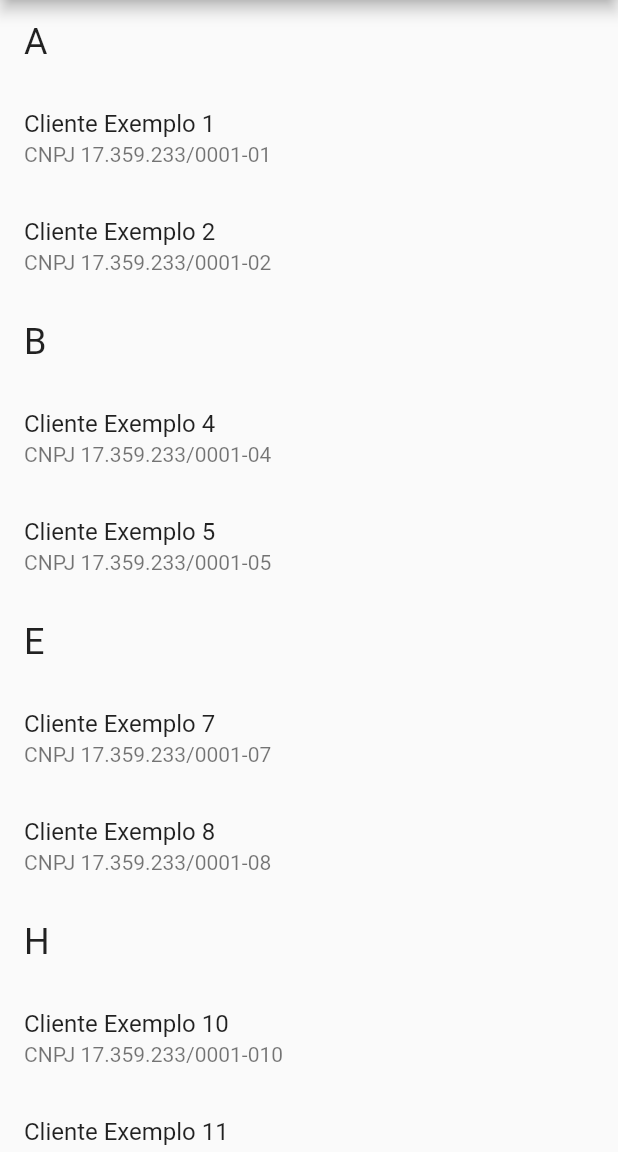
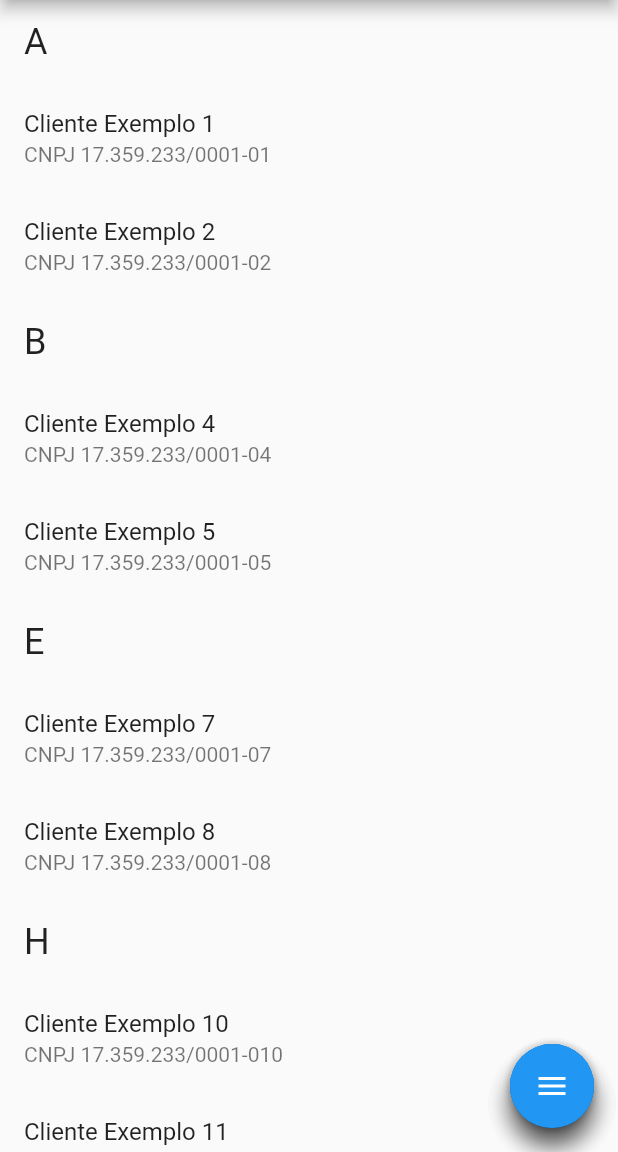
Before and after one commit to rumbleh/power_vendas_mobile, a Flutter app: the screen it shows after launch, after a tap on "Clientes", on a phone screen of 412 x 824 dp, the part 84-1236 px from its top. Run offline on Flutter 3.47's test engine with Material 2 defaults, Android fonts, the phone set to English and light mode, and no system bars.

Commit message:
Inclusão do FABbutton e adicionado a referencia do formbuilder no package.yaml

```diff
--- /dev/null
+++ b/lib/src/ui/fab.dart
@@ -0,0 +1,151 @@
+import 'package:flutter/material.dart';
+
+class FancyFab extends StatefulWidget {
+  final Function() onPressed;
+  final String tooltip;
+  final IconData icon;
+
+  FancyFab({this.onPressed, this.tooltip, this.icon});
+
+  @override
+  _FancyFabState createState() => _FancyFabState();
+}
+
+class _FancyFabState extends State<FancyFab>
+    with SingleTickerProviderStateMixin {
+  bool isOpened = false;
+  AnimationController _animationController;
+  Animation<Color> _buttonColor;
+  Animation<double> _animateIcon;
+  Animation<double> _translateButton;
+  Curve _curve = Curves.easeOut;
+  double _fabHeight = 56.0;
+
+  @override
+  initState() {
+    _animationController =
+    AnimationController(vsync: this, duration: Duration(milliseconds: 500))
+      ..addListener(() {
+        setState(() {});
+      });
+    _animateIcon =
+        Tween<double>(begin: 0.0, end: 1.0).animate(_animationController);
+    _buttonColor = ColorTween(
+      begin: Colors.blue,
+      end: Colors.red,
+    ).animate(CurvedAnimation(
+      parent: _animationController,
+      curve: Interval(
+        0.00,
+        1.00,
+        curve: Curves.linear,
+      ),
+    ));
+    _translateButton = Tween<double>(
+      begin: _fabHeight,
+      end: -14.0,
+    ).animate(CurvedAnimation(
+      parent: _animationController,
+      curve: Interval(
+        0.0,
+        0.75,
+        curve: _curve,
+      ),
+    ));
+    super.initState();
+  }
+
+  @override
+  dispose() {
+    _animationController.dispose();
+    super.dispose();
+  }
+
+  animate() {
+    if (!isOpened) {
+      _animationController.forward();
+    } else {
+      _animationController.reverse();
+    }
+
+    isOpened = !isOpened;
+  }
+
+  Widget add() {
+    return Container(
+      child: FloatingActionButton(
+        onPressed: null,
+        tooltip: 'Add',
+        child: Icon(Icons.add),
+      ),
+    );
+  }
+
+  Widget image() {
+    return Container(
+      child: FloatingActionButton(
+        onPressed: null,
+        tooltip: 'Image',
+        child: Icon(Icons.image),
+      ),
+    );
+  }
+
+  Widget inbox() {
+    return Container(
+      child: FloatingActionButton(
+        onPressed: null,
+        tooltip: 'Inbox',
+        child: Icon(Icons.inbox),
+      ),
+    );
+  }
+
+  Widget toggle() {
+    return Container(
+      child: FloatingActionButton(
+        backgroundColor: _buttonColor.value,
+        onPressed: animate,
+        tooltip: 'Toggle',
+        child: AnimatedIcon(
+          icon: AnimatedIcons.menu_close,
+          progress: _animateIcon,
+        ),
+      ),
+    );
+  }
+
+  @override
+  Widget build(BuildContext context) {
+    return Column(
+      mainAxisAlignment: MainAxisAlignment.end,
+      children: <Widget>[
+        Transform(
+          transform: Matrix4.translationValues(
+            0.0,
+            _translateButton.value * 3.0,
+            0.0,
+          ),
+          child: add(),
+        ),
+        Transform(
+          transform: Matrix4.translationValues(
+            0.0,
+            _translateButton.value * 2.0,
+            0.0,
+          ),
+          child: image(),
+        ),
+        Transform(
+          transform: Matrix4.translationValues(
+            0.0,
+            _translateButton.value,
+            0.0,
+          ),
+          child: inbox(),
+        ),
+        toggle(),
+      ],
+    );
+  }
+}
--- a/lib/src/ui/menu.dart
+++ b/lib/src/ui/menu.dart
@@ -9,6 +9,7 @@ import 'package:power_vendas_mobile/src/ui/rotas.dart';
 import 'package:power_vendas_mobile/src/ui/relatorios.dart';
 import 'package:power_vendas_mobile/src/ui/movimentacoes.dart';
 import 'package:power_vendas_mobile/src/ui/configuracoes.dart';
+import 'fab.dart';
 
 class MyHomePage extends StatefulWidget {
   @override
@@ -17,6 +18,7 @@ class MyHomePage extends StatefulWidget {
 
 class _MyHomePageState extends State<MyHomePage> {
   Widget _widgetAtual = Home();
+  Widget _fab = null;
 
   Future<bool> customPop(BuildContext context) {
     if (!bloc.goBack()) {
@@ -45,6 +47,7 @@ class _MyHomePageState extends State<MyHomePage> {
   @override
   Widget build(BuildContext context) {
     Widget widgetBloc;
+    Widget fab;
 
     bloc.FragmentoAtivo.listen((value) {
       switch (value) {
@@ -53,6 +56,7 @@ class _MyHomePageState extends State<MyHomePage> {
           break;
         case 1:
           widgetBloc = Clientes();
+          fab = FancyFab();
           break;
         case 2:
           widgetBloc = Pedidos();
@@ -77,9 +81,11 @@ class _MyHomePageState extends State<MyHomePage> {
           break;
         default:
           widgetBloc = Home();
+          fab = null;
       }
       setState(() {
         _widgetAtual = widgetBloc;
+        _fab = fab;
       });
     });
 
@@ -180,6 +186,7 @@ class _MyHomePageState extends State<MyHomePage> {
           ),
         ),
         body: _widgetAtual,
+        floatingActionButton: _fab,
       ),
     );
   }
--- a/pubspec.yaml
+++ b/pubspec.yaml
@@ -22,6 +22,7 @@ dependencies:
   # The following adds the Cupertino Icons font to your application.
   # Use with the CupertinoIcons class for iOS style icons.
   cupertino_icons: ^0.1.2
+  flutter_form_builder: any
 
 dev_dependencies:
   flutter_test:
```
Also changed, not shown: pubspec.lock.
